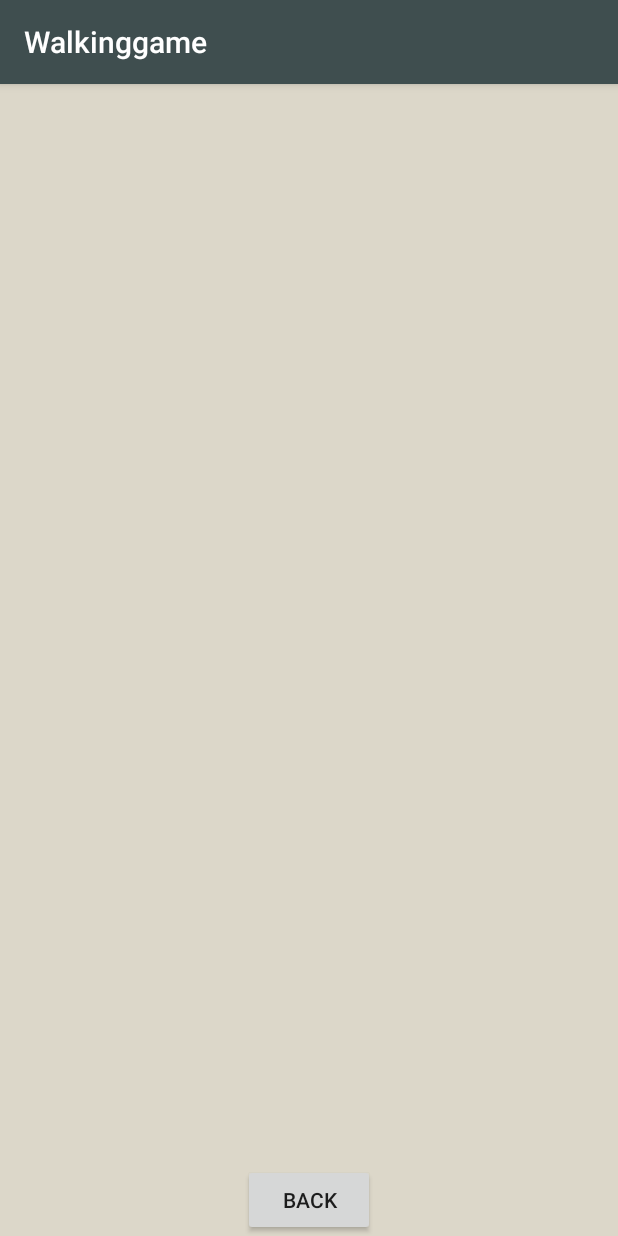
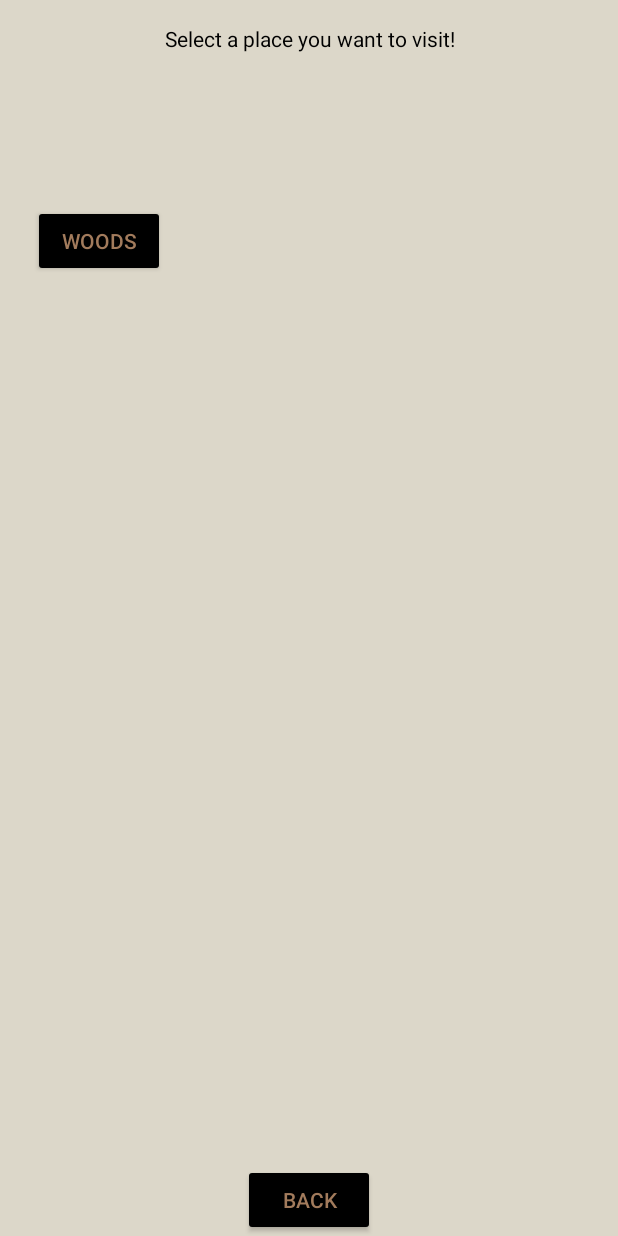
Before and after one commit to M0nesz/Walkinggame, an Android app: the screen it shows after launch (MapActivity), after a tap on "MAP", on a phone screen of 412 x 824 dp. Run offline under Robolectric (Android 15) with nearby library versions, the phone set to English and light mode, and no system bars; 2 other taps on this screen came first.

Commit message:
COMPLETED [TASK] Adding a textview to display the current location Added one new possible event Removed header

```diff
--- a/app/src/main/java/com/example/walkinggame/MainActivity.java
+++ b/app/src/main/java/com/example/walkinggame/MainActivity.java
@@ -3,7 +3,6 @@ package com.example.walkinggame;
 import android.annotation.SuppressLint;
 import android.content.Intent;
 import android.os.Bundle;
-import android.view.View;
 import android.widget.Button;
 import android.widget.TextView;
 
@@ -121,13 +120,15 @@ public class MainActivity extends AppCompatActivity {
             Intent intent1 = new Intent(MainActivity.this, MapActivity.class);
             startActivity(intent1);
         });
+
         Button logButton = findViewById(R.id.log);
-        logButton.setOnClickListener(new View.OnClickListener() {
-            @Override
-            public void onClick(View v) {
-                Intent intent = new Intent(MainActivity.this, Log.class);
-                startActivity(intent);
-            }
+        logButton.setOnClickListener(v -> {
+            Intent intent12 = new Intent(MainActivity.this, Log.class);
+            startActivity(intent12);
         });
+
+        String location = getIntent().getStringExtra("location");
+        TextView locationTextView = findViewById(R.id.location_text_view);
+        locationTextView.setText(location);
     }
 }
--- a/app/src/main/java/com/example/walkinggame/MapActivity.java
+++ b/app/src/main/java/com/example/walkinggame/MapActivity.java
@@ -16,5 +16,14 @@ public class MapActivity extends AppCompatActivity {
         Intent intent = new Intent(this, MainActivity.class);// creates an intent for the MainActivity class
         Button backButton = findViewById(R.id.back_button);// finds the back button in the layout
         backButton.setOnClickListener(v-> startActivity(intent));// sets an onClickListener for the back button and starts the MainActivity when the back button is clicked
+
+        Button woodsButton = findViewById(R.id.woods_button);
+        woodsButton.setOnClickListener(v -> {
+            Intent mainIntent = new Intent(MapActivity.this, MainActivity.class);
+            mainIntent.putExtra("location", "Woods");
+            startActivity(mainIntent);
+        });
+
     }
+
 }
--- a/app/src/main/res/layout/log_activity.xml
+++ b/app/src/main/res/layout/log_activity.xml
@@ -20,4 +20,5 @@
         app:layout_constraintStart_toStartOf="parent"
         app:layout_constraintTop_toTopOf="parent"
         app:layout_constraintVertical_bias="1.0" />
+
 </androidx.constraintlayout.widget.ConstraintLayout>
--- a/app/src/main/res/layout/map_activity.xml
+++ b/app/src/main/res/layout/map_activity.xml
@@ -12,10 +12,38 @@
         android:id="@+id/back_button"
         android:layout_width="wrap_content"
         android:layout_height="wrap_content"
+        android:backgroundTint="@color/texts"
+        android:textColor="@color/button"
         android:text="@string/back"
         app:layout_constraintBottom_toBottomOf="parent"
         app:layout_constraintEnd_toEndOf="parent"
         app:layout_constraintStart_toStartOf="parent"
         app:layout_constraintTop_toTopOf="parent"
         app:layout_constraintVertical_bias="1.0" />
+
+    <Button
+        android:id="@+id/woods_button"
+        android:layout_width="wrap_content"
+        android:layout_height="wrap_content"
+        android:backgroundTint="@color/texts"
+        android:textColor="@color/button"
+        android:text="@string/woods"
+        app:layout_constraintBottom_toBottomOf="parent"
+        app:layout_constraintEnd_toEndOf="parent"
+        app:layout_constraintHorizontal_bias="0.068"
+        app:layout_constraintStart_toStartOf="parent"
+        app:layout_constraintTop_toTopOf="parent"
+        app:layout_constraintVertical_bias="0.176" />
+
+    <TextView
+        android:id="@+id/textView2"
+        android:layout_width="wrap_content"
+        android:layout_height="wrap_content"
+        android:layout_marginTop="16dp"
+        android:gravity="center"
+        android:text="Select a place you want to visit!"
+        app:layout_constraintEnd_toEndOf="parent"
+        app:layout_constraintStart_toStartOf="parent"
+        app:layout_constraintTop_toTopOf="parent"
+        android:textColor="@color/texts" />
 </androidx.constraintlayout.widget.ConstraintLayout>
--- a/app/src/main/res/values-night/themes.xml
+++ b/app/src/main/res/values-night/themes.xml
@@ -1,6 +1,6 @@
 <resources xmlns:tools="http://schemas.android.com/tools">
     <!-- Base application theme. -->
-    <style name="Theme.Walkinggame" parent="Theme.AppCompat.Light.DarkActionBar">
+    <style name="Theme.Walkinggame" parent="Theme.AppCompat.Light.NoActionBar">
         <!-- Primary brand color. -->
         <item name="colorPrimary">@color/white</item>
         <item name="colorPrimaryDark">@color/texts</item>
--- a/app/src/main/res/values/strings.xml
+++ b/app/src/main/res/values/strings.xml
@@ -7,4 +7,5 @@
     <string name="back">Back</string>
     <string name="map">Map</string>
     <string name="log">Log</string>
+    <string name="woods">Woods</string>
 </resources>
--- a/app/src/main/res/values/themes.xml
+++ b/app/src/main/res/values/themes.xml
@@ -1,6 +1,6 @@
 <resources xmlns:tools="http://schemas.android.com/tools">
     <!-- Base application theme. -->
-    <style name="Theme.Walkinggame" parent="Theme.AppCompat.Light.DarkActionBar">
+    <style name="Theme.Walkinggame" parent="Theme.AppCompat.Light.NoActionBar">
         <!-- Primary brand color. -->
         <item name="colorPrimary">@color/white</item>
         <item name="colorPrimaryDark">@color/texts</item>
--- a/app/src/main/res/xml/random_texts.xml
+++ b/app/src/main/res/xml/random_texts.xml
@@ -1,5 +1,6 @@
 <?xml version="1.0" encoding="utf-8"?>
 <random_texts>
     <item percentage="15">You found a coin on the ground</item>
-    <item percentage="85">You're walking...</item>
+    <item percentage="60">You're walking...</item>
+    <item percentage="25">You look around and thinking were are you</item>
 </random_texts>
```
Also changed, not shown: app/src/main/java/com/example/walkinggame/Backbutton.java (deleted, +0 -18 lines), app/src/main/res/layout/activity_main.xml (+13 -1 lines), 1 other file.
